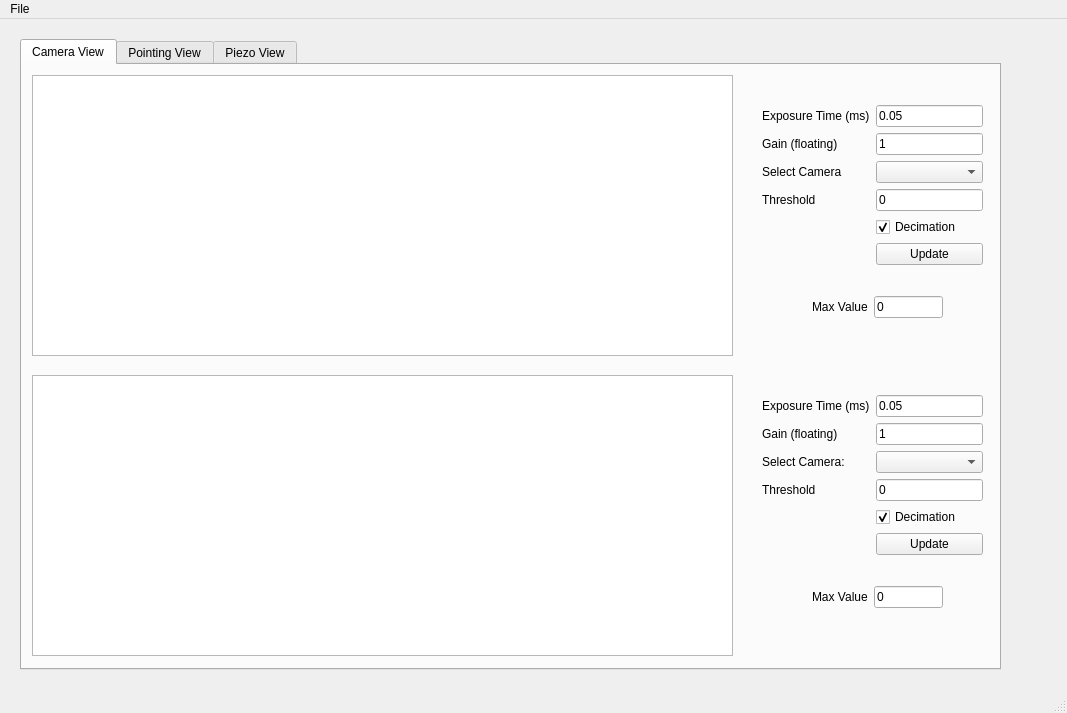
This is pointing_stability.ui in aglinn/LaserPointLock as Qt 5 draws it before an edit. The edited form follows.
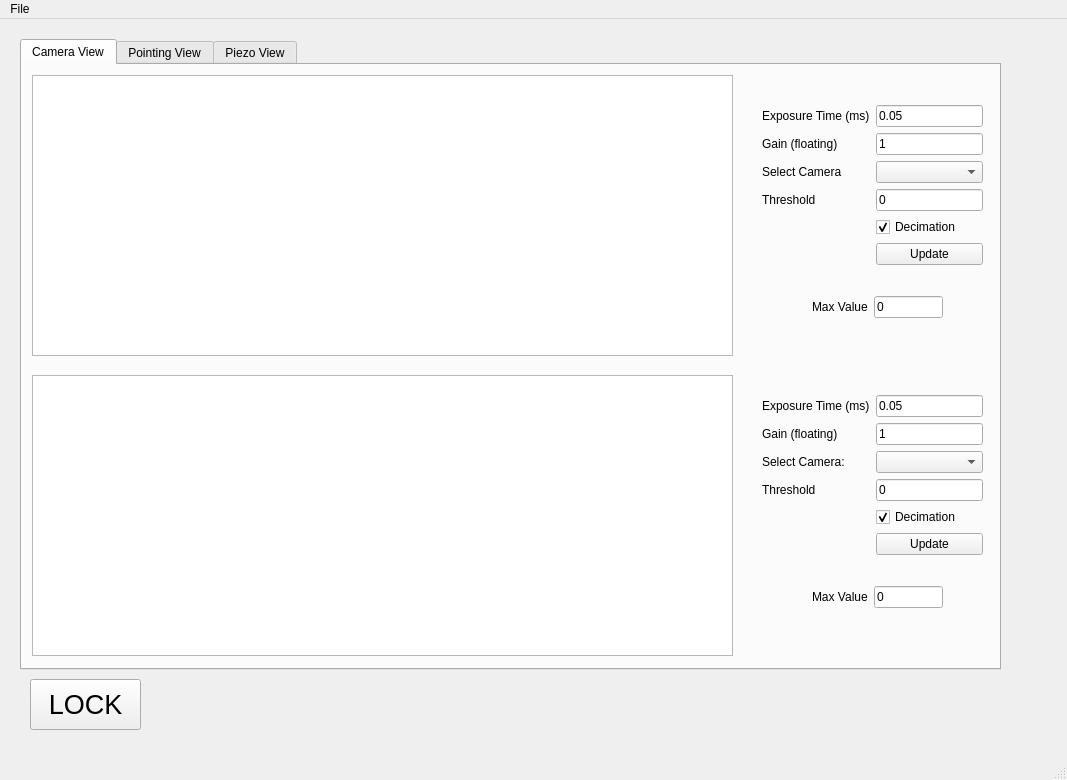
This is the edited form. Custom widgets are drawn as their Qt base class.

What changed in the file:
```diff
--- a/pointing_stability.ui
+++ b/pointing_stability.ui
@@ -7,7 +7,7 @@
     <x>0</x>
     <y>0</y>
     <width>1067</width>
-    <height>713</height>
+    <height>780</height>
    </rect>
   </property>
   <property name="windowTitle">
@@ -400,6 +400,27 @@
      </widget>
     </widget>
    </widget>
+   <widget class="QPushButton" name="btn_lock">
+    <property name="geometry">
+     <rect>
+      <x>30</x>
+      <y>660</y>
+      <width>111</width>
+      <height>51</height>
+     </rect>
+    </property>
+    <property name="font">
+     <font>
+      <pointsize>20</pointsize>
+     </font>
+    </property>
+    <property name="text">
+     <string>LOCK</string>
+    </property>
+    <property name="checkable">
+     <bool>true</bool>
+    </property>
+   </widget>
   </widget>
   <widget class="QMenuBar" name="menubar">
    <property name="geometry">
```
